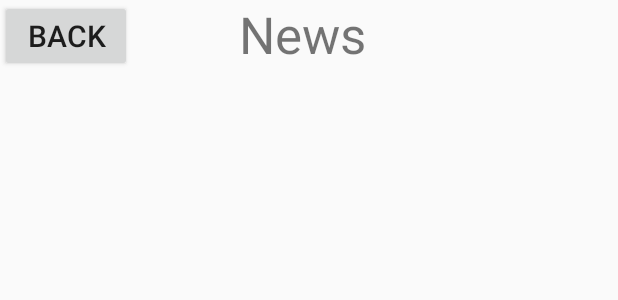
After one commit to ishr-developers/semester-2-project-Nicolas-Triep, an Android app: the layout activity_news.xml on its own in the app's theme, with its tools: preview values and no code run, on a phone screen of 412 x 824 dp. The commit adds this screen. Shown: the top 300 px of the screen. Run offline under Robolectric (Android 15) with nearby library versions, the phone set to English and light mode, and no system bars.

Commit message:
I made the designes for the details

```diff
--- a/app/src/main/AndroidManifest.xml
+++ b/app/src/main/AndroidManifest.xml
@@ -2,8 +2,8 @@
 <manifest xmlns:android="http://schemas.android.com/apk/res/android"
     package="android.example.com.itprojectrlts">
 
-    <uses-permission android:name="android.permission.ACCESS_NETWORK_STATE"/>
-    <uses-permission android:name="android.permission.INTERNET"/>
+    <uses-permission android:name="android.permission.ACCESS_NETWORK_STATE" />
+    <uses-permission android:name="android.permission.INTERNET" />
 
     <application
         android:allowBackup="true"
@@ -20,6 +20,7 @@
             </intent-filter>
         </activity>
         <activity android:name=".Webview" />
+        <activity android:name=".activity_news"></activity>
     </application>
 
 </manifest>
--- a/app/src/main/java/android/example/com/itprojectrlts/MainActivity.java
+++ b/app/src/main/java/android/example/com/itprojectrlts/MainActivity.java
@@ -13,7 +13,7 @@ import android.widget.Toast;
 public class MainActivity extends AppCompatActivity implements AdapterView.OnItemSelectedListener {
 
 
-    //added a comment.
+
     @Override
     protected void onCreate(Bundle savedInstanceState) {
         super.onCreate(savedInstanceState);
--- /dev/null
+++ b/app/src/main/res/layout/activity_news.xml
@@ -0,0 +1,27 @@
+<?xml version="1.0" encoding="utf-8"?>
+<android.support.constraint.ConstraintLayout xmlns:android="http://schemas.android.com/apk/res/android"
+    xmlns:app="http://schemas.android.com/apk/res-auto"
+    xmlns:tools="http://schemas.android.com/tools"
+    android:layout_width="match_parent"
+    android:layout_height="match_parent"
+    tools:context=".activity_news">
+
+    <Button
+        android:id="@+id/button"
+        android:layout_width="wrap_content"
+        android:textSize="20sp"
+        android:layout_height="wrap_content"
+        android:text="@string/back"
+        tools:layout_editor_absoluteX="292dp"
+        tools:layout_editor_absoluteY="2dp" />
+
+    <TextView
+        android:id="@+id/textView18"
+        android:layout_width="93dp"
+        android:layout_height="48dp"
+        android:text="@string/news"
+        android:textSize="34sp"
+        app:layout_constraintEnd_toEndOf="parent"
+        app:layout_constraintStart_toStartOf="parent"
+        tools:layout_editor_absoluteY="86dp" />
+</android.support.constraint.ConstraintLayout>
--- a/app/src/main/res/values/strings.xml
+++ b/app/src/main/res/values/strings.xml
@@ -6,12 +6,16 @@
     <string name="Texthint">Enter you name</string>
     <string name="Buttonname">Login</string>
     <string name="Button_name">News</string>
+    <string name="back">Back</string>
+    <string name="Name">Players Name</string>
+    <string name="news">News</string>
+    <string name="back">Back</string>
 
     <string-array name="topics">
         <item>PSN</item>
         <item>Xbox</item>
-        <item>Windows</item>
+        <item>PC</item>
     </string-array>
-    <!-- Added a string -->
+
 
 </resources>
```
Also changed, not shown: app/src/main/java/android/example/com/itprojectrlts/activity_news.java (added, +13 -0 lines), app/src/main/res/layout/activity_webview.xml (+161 -5 lines).
